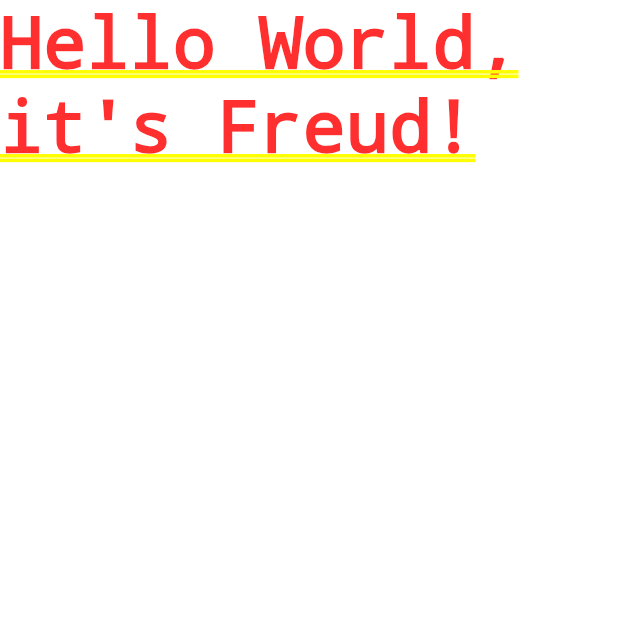
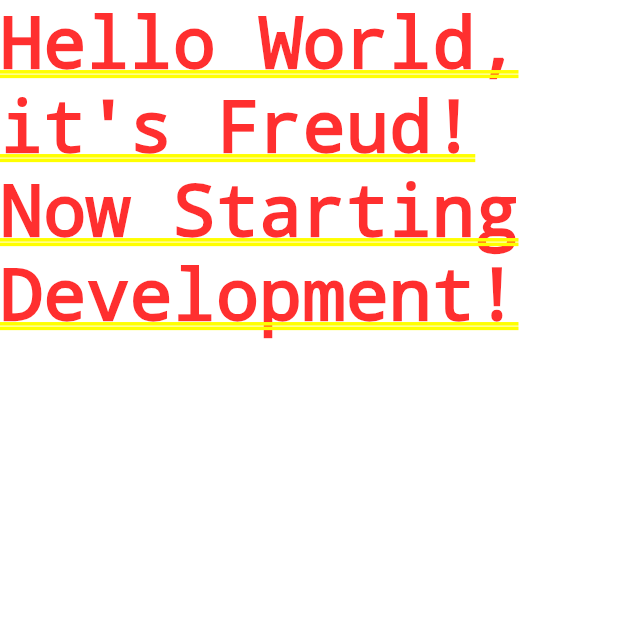
Before and after one commit to VladislavZhyliakov/Freud, a Flutter app: the screen it shows after launch, on a phone screen of 412 x 824 dp, the top half of it. Run offline on Flutter 3.47's test engine with Material 3 defaults, Android fonts, the light colour scheme and no system bars.

Commit message:
Created develop branch

```diff
--- a/lib/main.dart
+++ b/lib/main.dart
@@ -3,7 +3,7 @@ import 'package:flutter/material.dart';
 void main(){
   runApp(
     const MaterialApp(
-      home: Text('Hello World, it\'s Freud!'),
+      home: Text('Hello World, it\'s Freud!\nNow Starting Development!'),
     )
   );
 }
```
